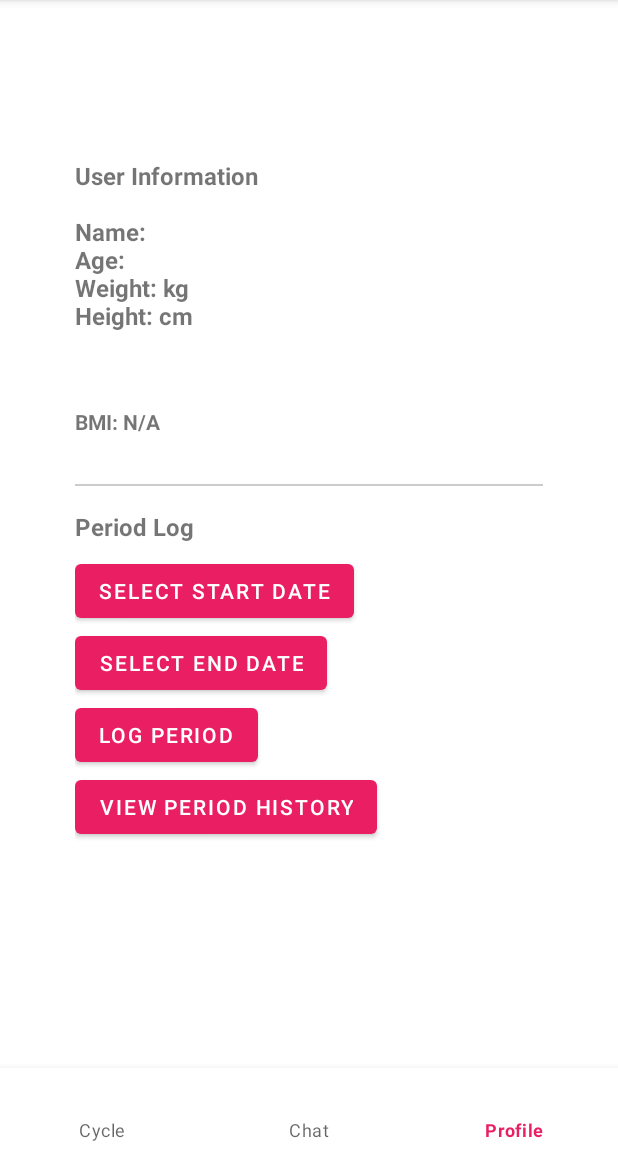
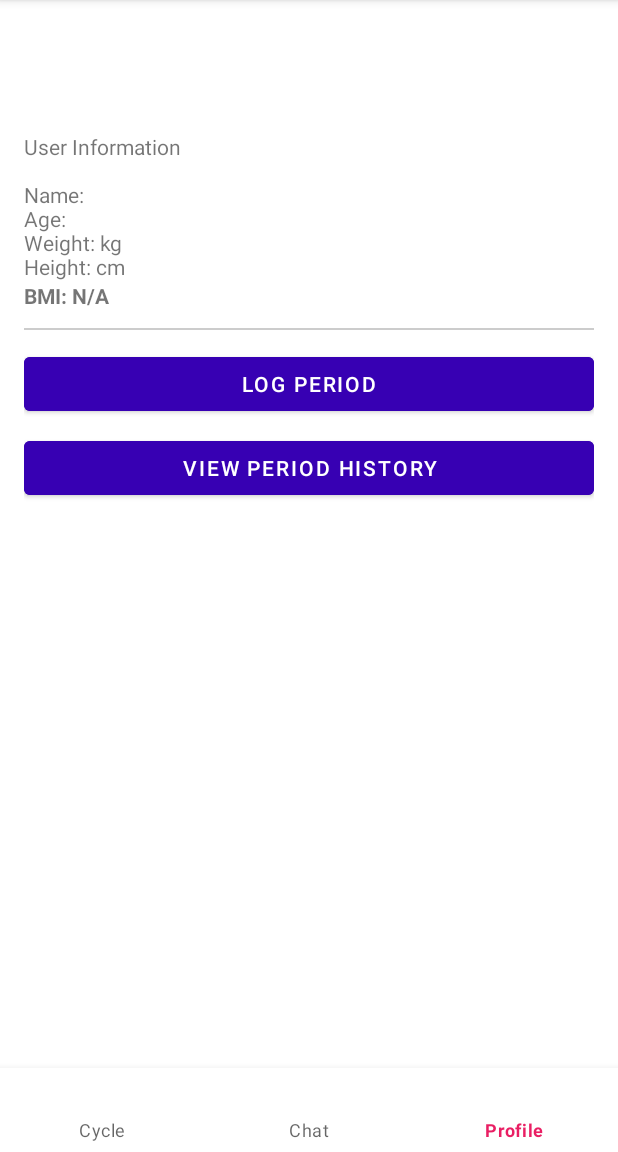
Before and after one commit to juniemariam/SyncWell, an Android app: the ProfileFragment screen opened through its navigation route, on a phone screen of 412 x 824 dp, the part 84-1236 px from its top. Run offline under Robolectric (Android 15) with nearby library versions, the phone set to English and light mode, and no system bars; our stand-ins replace navigation-ui.

Commit message:
Changes for edit, phase, profile fragment

```diff
--- a/app/src/main/java/com/example/syncwell_android/data/PeriodLogDao.java
+++ b/app/src/main/java/com/example/syncwell_android/data/PeriodLogDao.java
@@ -15,4 +15,8 @@ public interface PeriodLogDao {
 
     @Update
     void update(PeriodLog log);
+
+    // ✅ Add this line for deletion
+    @Delete
+    void delete(PeriodLog log);
 }
--- a/app/src/main/res/layout/fragment_chat.xml
+++ b/app/src/main/res/layout/fragment_chat.xml
@@ -17,6 +17,7 @@
         android:id="@+id/sendButton"
         android:layout_width="match_parent"
         android:layout_height="wrap_content"
+        android:backgroundTint="@color/purple_700"
         android:text="Send" />
 
     <ScrollView
--- a/app/src/main/res/layout/fragment_profile.xml
+++ b/app/src/main/res/layout/fragment_profile.xml
@@ -1,107 +1,86 @@
 <?xml version="1.0" encoding="utf-8"?>
 <ScrollView xmlns:android="http://schemas.android.com/apk/res/android"
-    xmlns:app="http://schemas.android.com/apk/res-auto"
     android:layout_width="match_parent"
     android:layout_height="match_parent"
-    android:padding="50dp">
+    android:padding="16dp">
 
     <LinearLayout
+        android:orientation="vertical"
         android:layout_width="match_parent"
-        android:layout_height="wrap_content"
-        android:orientation="vertical">
+        android:layout_height="wrap_content">
 
-        <!-- Profile Display Mode -->
+        <!-- Profile Fields -->
+        <EditText
+            android:id="@+id/nameInput"
+            android:hint="Name"
+            android:layout_width="match_parent"
+            android:layout_height="wrap_content"/>
+
+        <EditText
+            android:id="@+id/ageInput"
+            android:hint="Age"
+            android:inputType="number"
+            android:layout_width="match_parent"
+            android:layout_height="wrap_content"/>
+
+        <EditText
+            android:id="@+id/weightInput"
+            android:hint="Weight (kg)"
+            android:inputType="numberDecimal"
+            android:layout_width="match_parent"
+            android:layout_height="wrap_content"/>
+
+        <EditText
+            android:id="@+id/heightInput"
+            android:hint="Height (cm)"
+            android:inputType="numberDecimal"
+            android:layout_width="match_parent"
+            android:layout_height="wrap_content"/>
+
+        <Button
+            android:id="@+id/saveButton"
+            android:text="Save Profile"
+            android:layout_width="match_parent"
+            android:layout_height="wrap_content"
+            android:layout_marginTop="8dp" />
+
+        <!-- Profile Summary -->
         <TextView
             android:id="@+id/profileDisplay"
+            android:text="User Info Display"
             android:layout_width="match_parent"
             android:layout_height="wrap_content"
-            android:text="User Information"
-            android:textStyle="bold"
-            android:textSize="16sp"
-            android:paddingBottom="50dp" />
+            android:layout_marginTop="16dp" />
 
         <TextView
             android:id="@+id/bmiTextView"
+            android:text="BMI: --"
             android:layout_width="match_parent"
             android:layout_height="wrap_content"
-            android:text="BMI: "
-            android:textStyle="bold"
-            android:paddingBottom="16dp" />
+            android:textStyle="bold"/>
 
-        <!-- Profile Edit Mode -->
-        <EditText
-            android:id="@+id/nameInput"
-            android:layout_width="match_parent"
-            android:layout_height="wrap_content"
-            android:hint="Name" />
-
-        <EditText
-            android:id="@+id/ageInput"
-            android:layout_width="match_parent"
-            android:layout_height="wrap_content"
-            android:hint="Age"
-            android:inputType="number" />
-
-        <EditText
-            android:id="@+id/weightInput"
-            android:layout_width="match_parent"
-            android:layout_height="wrap_content"
-            android:hint="Weight (kg)"
-            android:inputType="numberDecimal" />
-
-        <EditText
-            android:id="@+id/heightInput"
-            android:layout_width="match_parent"
-            android:layout_height="wrap_content"
-            android:hint="Height (cm)"
-            android:inputType="numberDecimal" />
-
-        <Button
-            android:id="@+id/saveButton"
-            android:layout_width="wrap_content"
-            android:layout_height="wrap_content"
-            android:text="Save Profile"
-            android:layout_marginTop="8dp" />
-
+        <!-- Divider -->
         <View
             android:layout_width="match_parent"
             android:layout_height="1dp"
-            android:layout_marginTop="16dp"
-            android:background="#cccccc" />
+            android:background="#CCCCCC"
+            android:layout_marginVertical="12dp" />
 
-        <TextView
-            android:layout_width="wrap_content"
-            android:layout_height="wrap_content"
-            android:text="Period Log"
-            android:textStyle="bold"
-            android:layout_marginTop="16dp"
-            android:textSize="16sp" />
+        <!-- Period Log Buttons -->
+        <Button
+            android:id="@+id/btnLogPeriod"
+            android:text="Log Period"
+            android:layout_width="match_parent"
+            android:backgroundTint="@color/purple_700"
+            android:layout_height="wrap_content"/>
 
         <Button
-            android:id="@+id/startDateButton"
-            android:layout_width="wrap_content"
+            android:id="@+id/btnViewHistory"
+            android:text="View Period History"
+            android:backgroundTint="@color/purple_700"
+            android:layout_width="match_parent"
             android:layout_height="wrap_content"
-            android:text="Select Start Date"
-            android:layout_marginTop="8dp" />
-
-        <Button
-            android:id="@+id/endDateButton"
-            android:layout_width="wrap_content"
-            android:layout_height="wrap_content"
-            android:text="Select End Date" />
-
-        <Button
-            android:id="@+id/logPeriodButton"
-            android:layout_width="wrap_content"
-            android:layout_height="wrap_content"
-            android:text="Log Period" />
-
-        <Button
-            android:id="@+id/viewHistoryButton"
-            android:layout_width="wrap_content"
-            android:layout_height="wrap_content"
-            android:text="View Period History" />
-
+            android:layout_marginTop="8dp"/>
 
     </LinearLayout>
 </ScrollView>
```
Also changed, not shown: app/src/main/java/com/example/syncwell_android/EditLogDialogFragment.java (+71 -37 lines), app/src/main/java/com/example/syncwell_android/PhaseUtils.java (+5 -16 lines), app/src/main/java/com/example/syncwell_android/ProfileFragment.java (+65 -12 lines).
